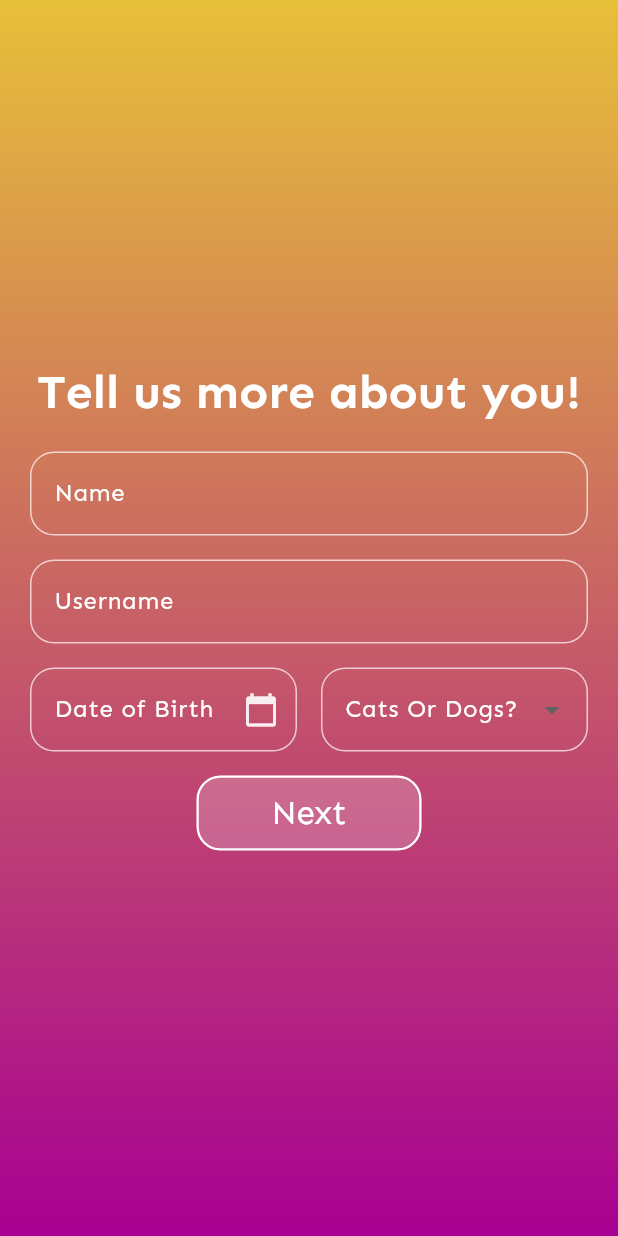
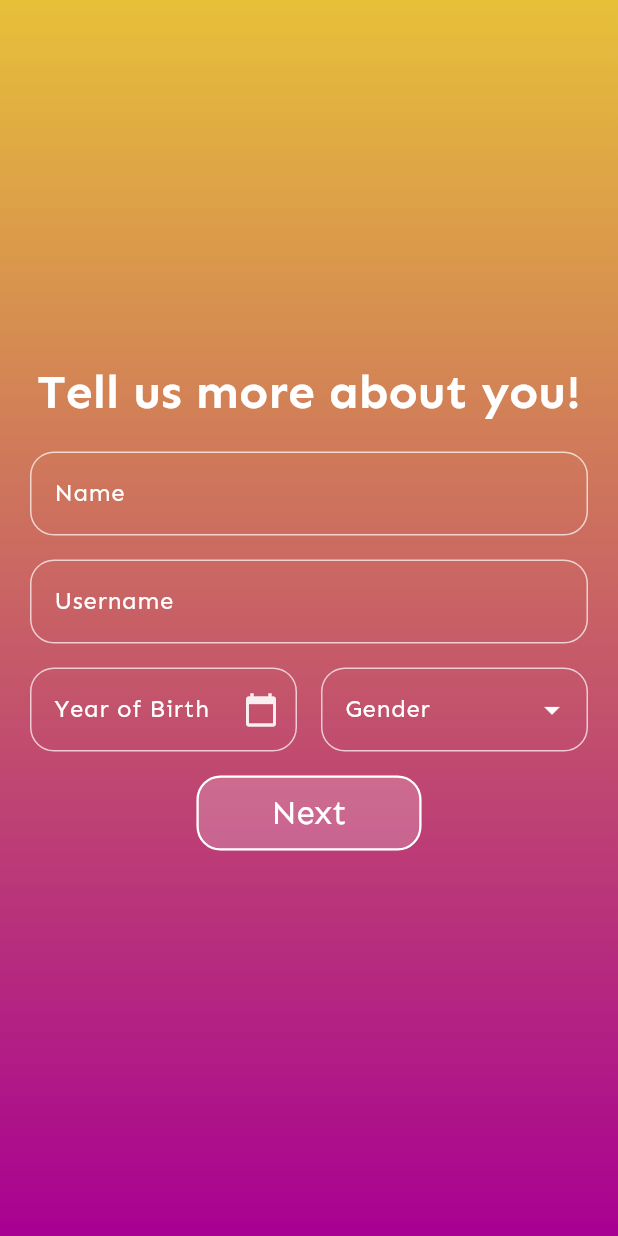
Before and after one commit to izabelakalenik/ZPI-project, a Flutter app: the SecondRegisterScreen screen opened directly, on a phone screen of 412 x 824 dp. Run offline on Flutter 3.47's test engine with Material 3 defaults, Android fonts, the phone set to English and light mode, and no system bars; our stand-ins replace equatable, flutter_bloc, flutter_card_swiper, image_picker, social_login_buttons; generated files the repository leaves out were written again.

Commit message:
add gender, change the date of birth so that we only ask for a year

```diff
--- a/lib/screens/register_screen/categories_choice_screen.dart
+++ b/lib/screens/register_screen/categories_choice_screen.dart
@@ -1,8 +1,6 @@
 import 'package:flutter/material.dart';
-import 'package:flutter_bloc/flutter_bloc.dart';
 import 'package:zpi_project/screens/register_screen/welcome_screen.dart';
 import 'package:zpi_project/styles/layouts.dart';
-import 'register_bloc.dart';
 
 class FavCategoriesScreen extends StatefulWidget {
   const FavCategoriesScreen({super.key});
--- a/lib/screens/register_screen/second_register_screen.dart
+++ b/lib/screens/register_screen/second_register_screen.dart
@@ -3,7 +3,6 @@ import 'package:flutter_bloc/flutter_bloc.dart';
 import 'package:zpi_project/screens/register_screen/categories_choice_screen.dart';
 import 'package:zpi_project/styles/layouts.dart';
 import 'register_bloc.dart';
-import 'package:intl/intl.dart';
 
 class SecondRegisterScreen extends StatefulWidget {
   const SecondRegisterScreen({super.key});
@@ -15,31 +14,48 @@ class SecondRegisterScreen extends StatefulWidget {
 class _SecondRegisterScreenState extends State<SecondRegisterScreen> {
   final _nameController = TextEditingController();
   final _nicknameController = TextEditingController();
-  final _dateOfBirthController = TextEditingController();
+  final _yearOfBirthController = TextEditingController();
+  int? _selectedYear;
   String? _selectedOption;
-  final List<String> _options = ['cats', 'dogs'];
+  final List<String> _options = ['Female', 'Male', 'Other', 'Prefer not to say'];
 
   @override
   void dispose() {
     _nameController.dispose();
     _nicknameController.dispose();
-    _dateOfBirthController.dispose();
+    _yearOfBirthController.dispose();
     super.dispose();
   }
 
-  Future<void> _selectDate(BuildContext context) async {
-    DateTime? picked = await showDatePicker(
+  Future<void> _selectYear(BuildContext context) async {
+    final DateTime now = DateTime.now();
+    final DateTime firstDate = DateTime(now.year - 100);
+    final DateTime lastDate = DateTime(now.year);
+
+    showDialog(
       context: context,
-      initialDate: DateTime.now(),
-      firstDate: DateTime(1900),
-      lastDate: DateTime.now(),
+      builder: (BuildContext context) {
+        return AlertDialog(
+          title: const Text('Select Year'),
+          content: SizedBox(
+            height: 250,
+            width: 300,
+            child: YearPicker(
+              firstDate: firstDate,
+              lastDate: lastDate,
+              selectedDate: _selectedYear != null ? DateTime(_selectedYear!) : now,
+              onChanged: (DateTime selectedDate) {
+                setState(() {
+                  _selectedYear = selectedDate.year;
+                  _yearOfBirthController.text = _selectedYear.toString();
+                });
+                Navigator.pop(context);
+              },
+            ),
+          ),
+        );
+      },
     );
-
-    if (picked != null) {
-      setState(() {
-        _dateOfBirthController.text = DateFormat('dd/MM/yyyy').format(picked);
-      });
-    }
   }
   @override
   Widget build(BuildContext context) {
@@ -83,21 +99,20 @@ class _SecondRegisterScreenState extends State<SecondRegisterScreen> {
                       labelText: 'Username',
                     ),
                     const SizedBox(height: 16),
-                    // Date of Birth Field
                     Row(
                       mainAxisAlignment: MainAxisAlignment.center,
                       children: [
                         Expanded(
                           child: CustomTextField(
-                            controller: _dateOfBirthController,
-                            labelText: 'Date of Birth',
-                            hintText: 'dd/MM/yyyy',
-                              suffixIcon: IconButton(
-                                icon: const Icon(Icons.calendar_today),
-                                color: Colors.white.withOpacity(0.9),
-                                onPressed: () {
-                                  _selectDate(context);
-                                },
+                            controller: _yearOfBirthController,
+                            labelText: 'Year of Birth',
+                            hintText: 'yyyy',
+                            suffixIcon: IconButton(
+                              icon: const Icon(Icons.calendar_today),
+                              color: Colors.white.withOpacity(0.9),
+                              onPressed: () {
+                                _selectYear(context);
+                              },
                               ),
                             ),
                         ),
@@ -107,7 +122,7 @@ class _SecondRegisterScreenState extends State<SecondRegisterScreen> {
                             value: _selectedOption,
                             style: const TextStyle(color: Colors.white),
                             decoration: InputDecoration(
-                                labelText: 'Cats Or Dogs?',
+                                labelText: 'Gender',
                                 labelStyle: const TextStyle(color: Colors.white),
                                 border: OutlineInputBorder(
                                   borderRadius: BorderRadius.circular(15),
@@ -123,6 +138,7 @@ class _SecondRegisterScreenState extends State<SecondRegisterScreen> {
                               ),
                             ),
                             dropdownColor: Color(0xFFC96786).withOpacity(0.9),
+                            icon: const Icon(Icons.arrow_drop_down, color: Colors.white),
                             items: _options.map((String value) {
                               return DropdownMenuItem<String>(
                                 value: value,
```
